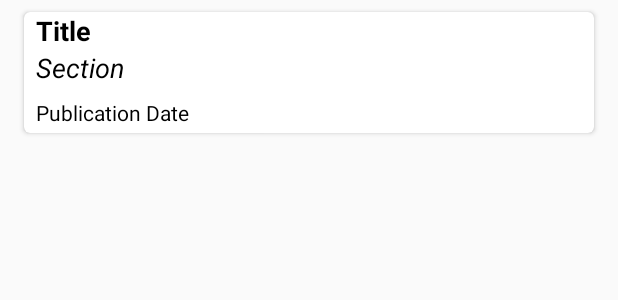
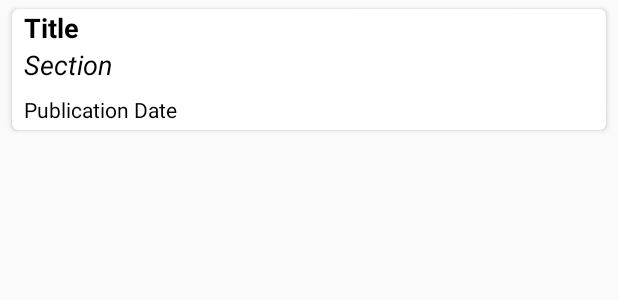
Before and after one commit to davo-faulkner/news, an Android app: the layout card_view_layout.xml on its own in the app's theme, with its tools: preview values and no code run, on a phone screen of 412 x 824 dp. Shown: the top 300 px of the screen. Run offline under Robolectric (Android 15) with nearby library versions, the phone set to English and light mode, and no system bars.

Commit message:
More layout tweaks

```diff
--- a/app/src/main/res/layout/activity_main.xml
+++ b/app/src/main/res/layout/activity_main.xml
@@ -4,13 +4,12 @@
     xmlns:tools="http://schemas.android.com/tools"
     android:layout_width="match_parent"
     android:layout_height="match_parent"
+    android:background="#AADCE6"
     tools:context="co.davo.news.MainActivity">
 
     <android.support.v7.widget.RecyclerView
         android:id="@+id/recycler_view"
         android:scrollbars="vertical"
-        android:layout_marginTop="8dp"
-        android:layout_marginBottom="8dp"
         android:layout_width="match_parent"
         android:layout_height="match_parent"/>
 
--- a/app/src/main/res/layout/card_view_layout.xml
+++ b/app/src/main/res/layout/card_view_layout.xml
@@ -5,10 +5,10 @@
     android:layout_width="match_parent"
     android:layout_height="wrap_content"
     card_view:cardCornerRadius="4dp"
-    android:layout_marginLeft="16dp"
-    android:layout_marginRight="16dp"
-    android:layout_marginTop="8dp"
-    android:layout_marginBottom="8dp">
+    android:layout_marginLeft="8dp"
+    android:layout_marginRight="8dp"
+    android:layout_marginTop="6dp"
+    android:layout_marginBottom="4dp">
 
     <LinearLayout
         android:layout_width="match_parent"
```
